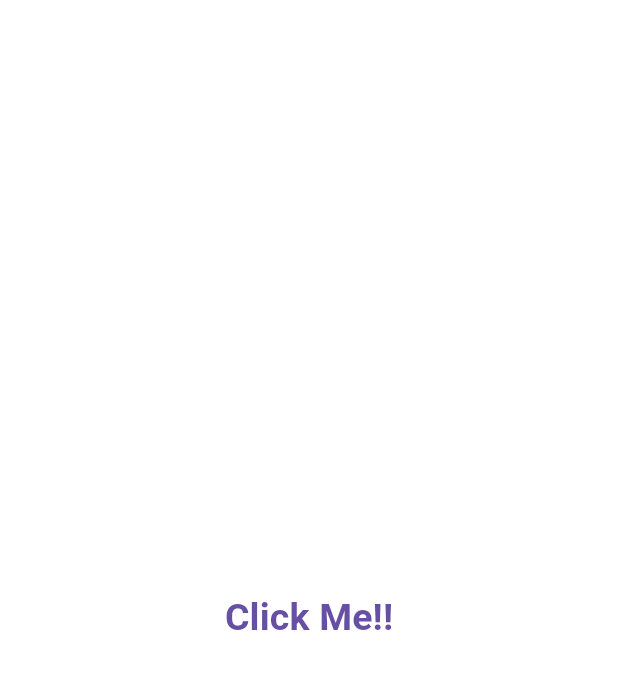
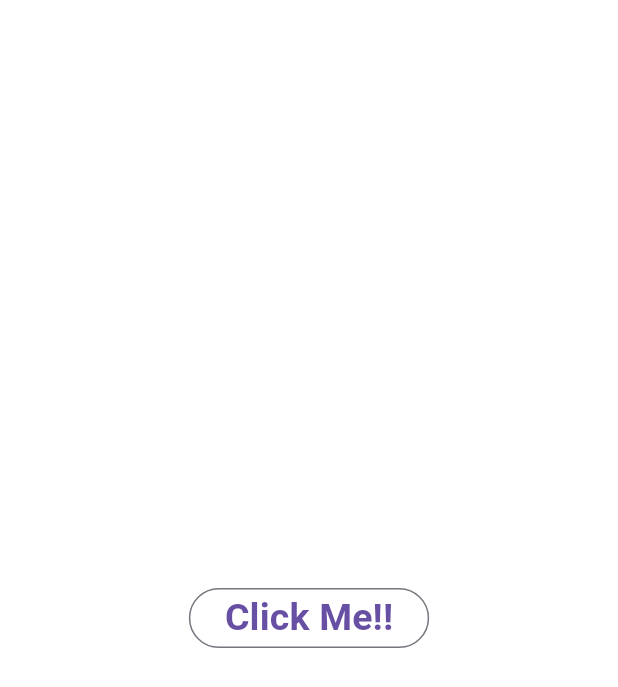
Before and after one commit to pallavipradhan5578/Flutter_practice, a Flutter app: the screen it shows after launch, on a phone screen of 412 x 824 dp. Shown: the top 687 px of the screen. Run offline on Flutter 3.47's test engine with Material 3 defaults, Android fonts, the phone set to English and light mode, and no system bars.

Commit message:
OutlinedButton.dart

```diff
--- a/lib/callbackfunction.dart
+++ b/lib/callbackfunction.dart
@@ -13,7 +13,7 @@ class _CallbackfunctionState extends State<Callbackfunction> {
     return Scaffold(
         backgroundColor: Colors.white,
         body: Center(
-          child: TextButton(
+          child: OutlinedButton(
             child: Text("Click Me!!",style: TextStyle(fontSize: 25,fontWeight:FontWeight.bold ),),
             onPressed: () {
               print("Clicked!!!!");
```
